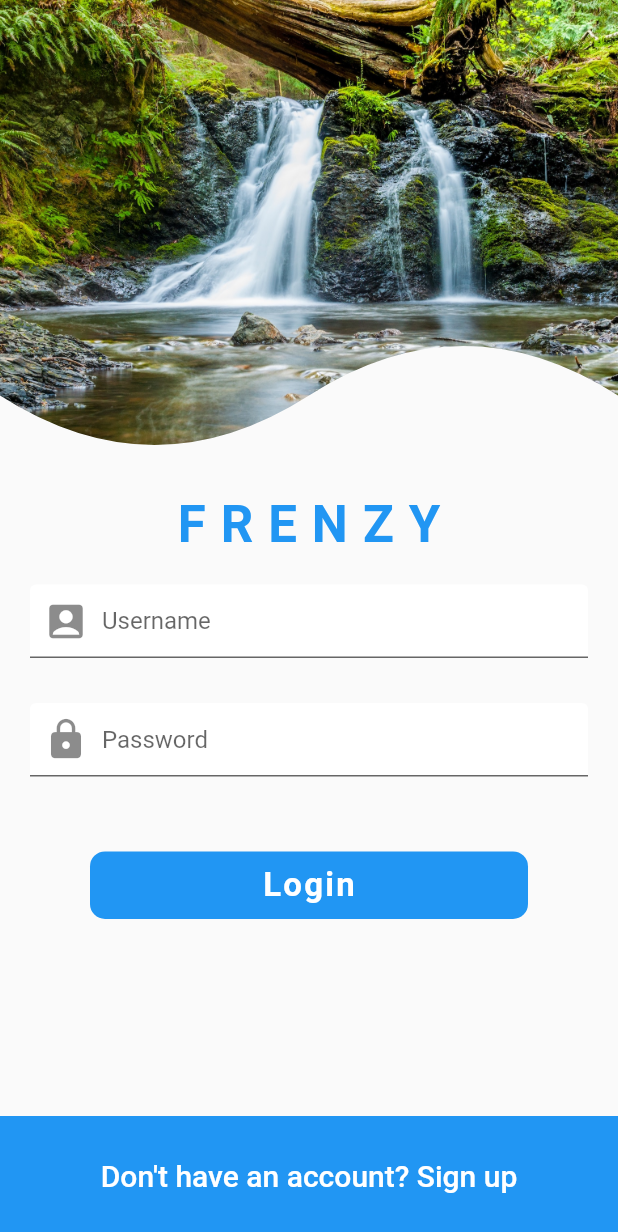
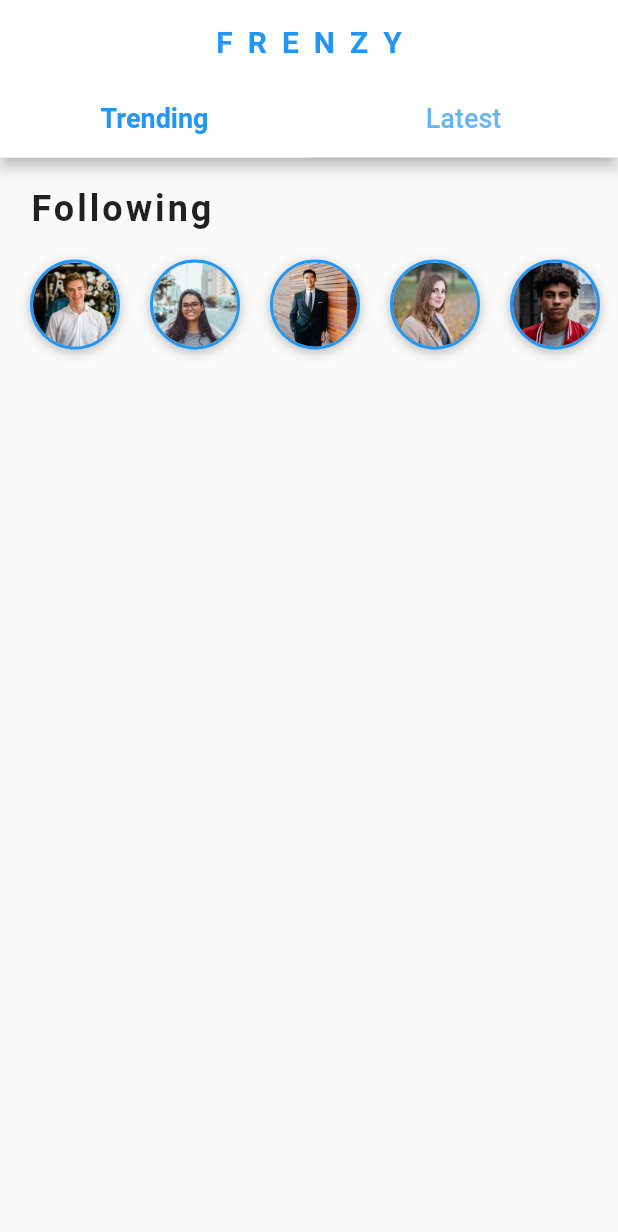
Before and after one commit to tientuyen07/social_demo_ui, a Flutter app: the screen it shows after launch, after a tap on "Login", on a phone screen of 412 x 824 dp. Shown: the top 1232 px of the screen. Run offline on Flutter 3.47's test engine with Material 2 defaults, Android fonts, the phone set to English and light mode, and no system bars.

Commit message:
[Add] [Following Users]

```diff
--- /dev/null
+++ b/lib/screens/home_screen.dart
@@ -0,0 +1,58 @@
+import 'package:flutter/material.dart';
+import 'package:flutter/services.dart';
+import 'package:social_demo_ui/widgets/following_users.dart';
+
+class HomeScreen extends StatefulWidget {
+  const HomeScreen({Key? key}) : super(key: key);
+
+  @override
+  State<HomeScreen> createState() => _HomeScreenState();
+}
+
+class _HomeScreenState extends State<HomeScreen>
+    with SingleTickerProviderStateMixin {
+  late TabController _tabController;
+
+  @override
+  void initState() {
+    super.initState();
+    _tabController = TabController(length: 2, vsync: this);
+  }
+
+  @override
+  Widget build(BuildContext context) {
+    return Scaffold(
+      appBar: AppBar(
+        systemOverlayStyle: SystemUiOverlayStyle.light,
+        backgroundColor: Colors.white,
+        iconTheme: IconThemeData(
+          color: Theme.of(context).primaryColor,
+        ),
+        title: Text(
+          'FRENZY',
+          style: TextStyle(
+            color: Theme.of(context).primaryColor,
+            fontWeight: FontWeight.bold,
+            letterSpacing: 10.0,
+          ),
+        ),
+        centerTitle: true,
+        bottom: TabBar(
+          controller: _tabController,
+          indicatorWeight: 3.0,
+          tabs: const [
+            Tab(text: 'Trending'),
+            Tab(text: 'Latest'),
+          ],
+          labelColor: Theme.of(context).primaryColor,
+          labelStyle: const TextStyle(
+            fontSize: 18.0,
+            fontWeight: FontWeight.w600,
+          ),
+          unselectedLabelStyle: const TextStyle(fontSize: 18.0),
+        ),
+      ),
+      body: const FollowingUsers(),
+    );
+  }
+}
--- a/lib/screens/login_screen.dart
+++ b/lib/screens/login_screen.dart
@@ -1,4 +1,5 @@
 import 'package:flutter/material.dart';
+import 'package:social_demo_ui/screens/home_screen.dart';
 import 'package:social_demo_ui/widgets/curve_clipper.dart';
 
 class LoginScreen extends StatefulWidget {
@@ -13,7 +14,7 @@ class _LoginScreenState extends State<LoginScreen> {
   Widget build(BuildContext context) {
     return Scaffold(
       body: SingleChildScrollView(
-        child: Container(
+        child: SizedBox(
           height: MediaQuery.of(context).size.height,
           child: Column(
             children: [
@@ -73,7 +74,12 @@ class _LoginScreenState extends State<LoginScreen> {
               ),
               const SizedBox(height: 40.0),
               GestureDetector(
-                onTap: () {},
+                onTap: () => Navigator.pushReplacement(
+                  context,
+                  MaterialPageRoute(
+                    builder: (_) => const HomeScreen(),
+                  ),
+                ),
                 child: Container(
                   height: 45.0,
                   margin: const EdgeInsets.symmetric(horizontal: 60.0),
--- /dev/null
+++ b/lib/widgets/following_users.dart
@@ -0,0 +1,73 @@
+import 'package:flutter/material.dart';
+import 'package:social_demo_ui/data/data.dart';
+
+import '../models/user_model.dart';
+
+class FollowingUsers extends StatefulWidget {
+  const FollowingUsers({Key? key}) : super(key: key);
+
+  @override
+  State<FollowingUsers> createState() => _FollowingUsersState();
+}
+
+class _FollowingUsersState extends State<FollowingUsers> {
+  @override
+  Widget build(BuildContext context) {
+    return Column(
+      crossAxisAlignment: CrossAxisAlignment.start,
+      children: [
+        const Padding(
+          padding: EdgeInsets.fromLTRB(20.0, 20.0, 20.0, 10.0),
+          child: Text(
+            'Following',
+            style: TextStyle(
+              fontSize: 24.0,
+              fontWeight: FontWeight.bold,
+              letterSpacing: 2.0,
+            ),
+          ),
+        ),
+        SizedBox(
+          height: 80.0,
+          child: ListView.builder(
+              physics: const BouncingScrollPhysics(),
+              padding: const EdgeInsets.only(left: 10.0),
+              scrollDirection: Axis.horizontal,
+              itemCount: users.length,
+              itemBuilder: (BuildContext context, int index) {
+                User user = users[index];
+                return GestureDetector(
+                  onTap: () {},
+                  child: Container(
+                    margin: const EdgeInsets.all(10.0),
+                    height: 60.0,
+                    width: 60.0,
+                    decoration: BoxDecoration(
+                        shape: BoxShape.circle,
+                        boxShadow: const [
+                          BoxShadow(
+                            color: Colors.black26,
+                            offset: Offset(0, 2),
+                            blurRadius: 6.0,
+                          )
+                        ],
+                        border: Border.all(
+                          color: Theme.of(context).primaryColor,
+                          width: 2.0,
+                        )),
+                    child: ClipOval(
+                      child: Image(
+                        image: AssetImage(user.profileImageUrl ?? ''),
+                        height: 60.0,
+                        width: 60.0,
+                        fit: BoxFit.cover,
+                      ),
+                    ),
+                  ),
+                );
+              }),
+        )
+      ],
+    );
+  }
+}
```
Also changed, not shown: lib/screens/home_screens.dart (deleted).
